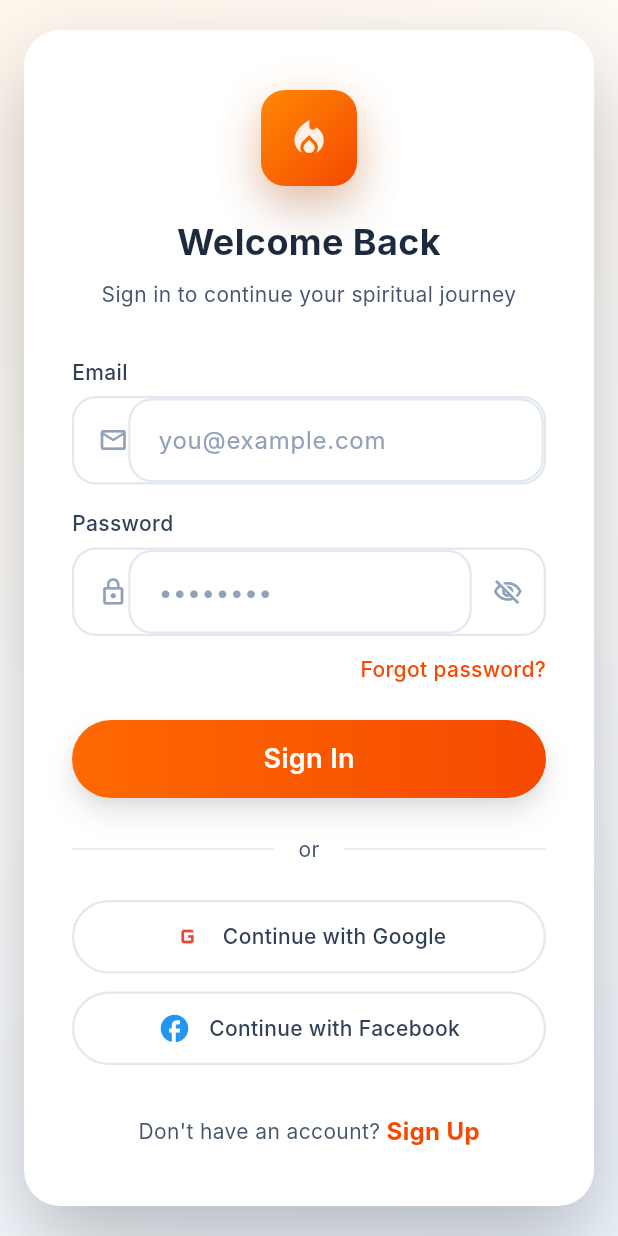
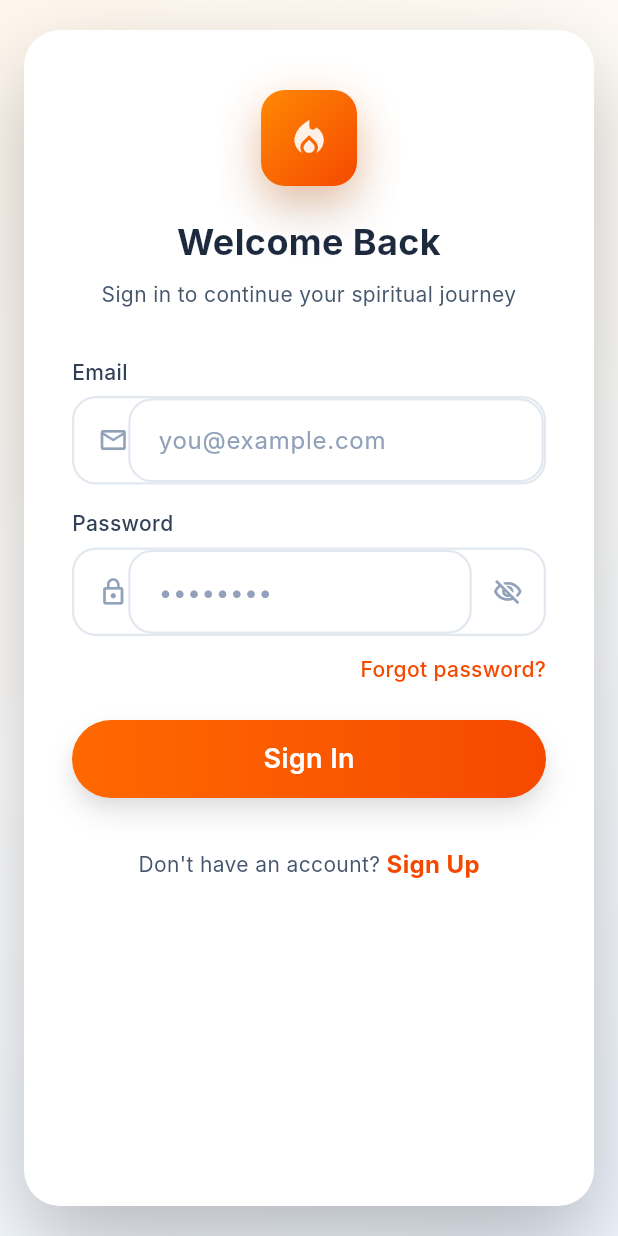
Before and after one commit to mantrastreak-app/MantraStreakApp, a Flutter app: the LoginScreen screen opened directly with empty values, on a phone screen of 412 x 824 dp. Run offline on Flutter 3.47's test engine with Material 3 defaults, Android fonts, the phone set to English and light mode, and no system bars; our stand-ins replace just_audio, supabase_flutter; missing offline and left inert: app_settings; accounts and stored records are empty; Roboto replaces fonts that are missing (Inter).

```diff
--- a/lib/screens/login_screen.dart
+++ b/lib/screens/login_screen.dart
@@ -1,4 +1,3 @@
-import 'dart:async';
 import 'package:flutter/material.dart';
 import 'package:provider/provider.dart';
 import 'package:supabase_flutter/supabase_flutter.dart';
@@ -13,8 +12,8 @@ class LoginScreen extends StatefulWidget {
   /// Called after a successful sign-in (returning user → go to home).
   final VoidCallback onSignIn;
 
-  /// Called after a successful sign-up (new user → go to onboarding).
-  final VoidCallback onSignUp;
+  /// Called with the email after sign-up, before OTP verification.
+  final void Function(String email) onPendingOtp;
 
   /// When true the screen opens in Create Account mode.
   final bool startInSignUpMode;
@@ -22,7 +21,7 @@ class LoginScreen extends StatefulWidget {
   const LoginScreen({
     super.key,
     required this.onSignIn,
-    required this.onSignUp,
+    required this.onPendingOtp,
     this.startInSignUpMode = false,
   });
 
@@ -38,38 +37,23 @@ class _LoginScreenState extends State<LoginScreen> {
   bool _isLoading = false;
   String? _errorMessage;
 
-  StreamSubscription<AuthState>? _authSub;
-
   @override
   void initState() {
     super.initState();
     _isSignUp = widget.startInSignUpMode;
-
-    // Listen for OAuth sign-in completing in the browser and returning.
-    _authSub = SupabaseService.authStateChanges.listen((authState) {
-      if (authState.event == AuthChangeEvent.signedIn && mounted) {
-        _onAuthSuccess();
-      }
-    });
   }
 
   @override
   void dispose() {
-    _authSub?.cancel();
     _emailController.dispose();
     _passwordController.dispose();
     super.dispose();
   }
 
-  Future<void> _onAuthSuccess() async {
+  Future<void> _onSignInSuccess() async {
     if (!mounted) return;
-    final appState = context.read<AppState>();
-    await appState.loadUserData();
-    if (_isSignUp) {
-      if (mounted) widget.onSignUp();
-    } else {
+    await context.read<AppState>().loadUserData();
     if (mounted) widget.onSignIn();
-    }
   }
 
   Future<void> _submit() async {
@@ -89,42 +73,15 @@ class _LoginScreenState extends State<LoginScreen> {
     try {
       if (_isSignUp) {
         await SupabaseService.signUpWithEmail(email, password);
+        if (mounted) widget.onPendingOtp(email);
       } else {
         await SupabaseService.signInWithEmail(email, password);
+        if (mounted) await _onSignInSuccess();
       }
-      if (mounted) await _onAuthSuccess();
     } on AuthException catch (e) {
       setState(() => _errorMessage = e.message);
     } catch (_) {
       setState(() => _errorMessage = 'Something went wrong. Please try again.');
-    } finally {
-      if (mounted) setState(() => _isLoading = false);
-    }
-  }
-
-  Future<void> _signInWithGoogle() async {
-    setState(() { _isLoading = true; _errorMessage = null; });
-    try {
-      await SupabaseService.signInWithGoogle();
-      // Navigation is handled by the auth state listener above.
-    } on AuthException catch (e) {
-      setState(() => _errorMessage = e.message);
-    } catch (_) {
-      setState(() => _errorMessage = 'Could not open Google sign-in. Please try again.');
-    } finally {
-      if (mounted) setState(() => _isLoading = false);
-    }
-  }
-
-  Future<void> _signInWithFacebook() async {
-    setState(() { _isLoading = true; _errorMessage = null; });
-    try {
-      await SupabaseService.signInWithFacebook();
-      // Navigation is handled by the auth state listener above.
-    } on AuthException catch (e) {
-      setState(() => _errorMessage = e.message);
-    } catch (_) {
-      setState(() => _errorMessage = 'Could not open Facebook sign-in. Please try again.');
     } finally {
       if (mounted) setState(() => _isLoading = false);
     }
@@ -261,6 +218,14 @@ class _LoginScreenState extends State<LoginScreen> {
                                 ),
                               ),
                             ],
+                            if (_isSignUp) ...[
+                              const SizedBox(height: 8),
+                              Text(
+                                'You\'ll verify your email with a one-time code after signing up.',
+                                style: AppTextStyles.labelSmall.copyWith(color: AppColors.textSubtle),
+                                textAlign: TextAlign.center,
+                              ),
+                            ],
                             if (_errorMessage != null) ...[
                               const SizedBox(height: 16),
                               Container(
@@ -282,31 +247,6 @@ class _LoginScreenState extends State<LoginScreen> {
                                   ? (_isSignUp ? 'Creating account…' : 'Signing in…')
                                   : (_isSignUp ? 'Create Account' : 'Sign In'),
                               onPressed: _isLoading ? null : _submit,
-                      ),
-                      const SizedBox(height: 24),
-                      Row(
-                        children: [
-                          const Expanded(child: Divider(color: AppColors.border)),
-                          Padding(
-                            padding: const EdgeInsets.symmetric(horizontal: 16),
-                            child: Text('or', style: AppTextStyles.bodyMedium),
-                          ),
-                          const Expanded(child: Divider(color: AppColors.border)),
-                        ],
-                      ),
-                      const SizedBox(height: 24),
-                      _buildSocialButton(
-                        label: _isSignUp ? 'Sign up with Google' : 'Continue with Google',
-                        icon: Icons.g_mobiledata,
-                        iconColor: Colors.red,
-                        onTap: _isLoading ? null : _signInWithGoogle,
-                      ),
-                      const SizedBox(height: 12),
-                      _buildSocialButton(
-                        label: _isSignUp ? 'Sign up with Facebook' : 'Continue with Facebook',
-                        icon: Icons.facebook,
-                        iconColor: Colors.blue,
-                        onTap: _isLoading ? null : _signInWithFacebook,
                             ),
                             const SizedBox(height: 32),
                             Row(
@@ -417,36 +357,4 @@ class _LoginScreenState extends State<LoginScreen> {
       ),
     );
   }
-
-  Widget _buildSocialButton({
-    required String label,
-    required IconData icon,
-    required Color iconColor,
-    required VoidCallback? onTap,
-  }) {
-    return GestureDetector(
-      onTap: onTap,
-      child: Container(
-        padding: const EdgeInsets.symmetric(vertical: 12),
-        decoration: BoxDecoration(
-          border: Border.all(color: AppColors.border, width: 1.5),
-          borderRadius: BorderRadius.circular(100),
-          color: onTap == null ? AppColors.surface : null,
-        ),
-        child: Row(
-          mainAxisAlignment: MainAxisAlignment.center,
-          children: [
-            Icon(icon, color: onTap == null ? AppColors.textDisabled : iconColor, size: 22),
-            const SizedBox(width: 12),
-            Text(
-              label,
-              style: AppTextStyles.labelMedium.copyWith(
-                color: onTap == null ? AppColors.textDisabled : AppColors.textMedium,
-              ),
-            ),
-          ],
-        ),
-      ),
-    );
 }
-}
```
Also changed, not shown: lib/app_router.dart (+18 -4 lines), lib/screens/otp_verification_screen.dart (added, +246 -0 lines), lib/services/supabase_service.dart (+12 -10 lines). Lines whose indentation alone changed are shown as unchanged.
